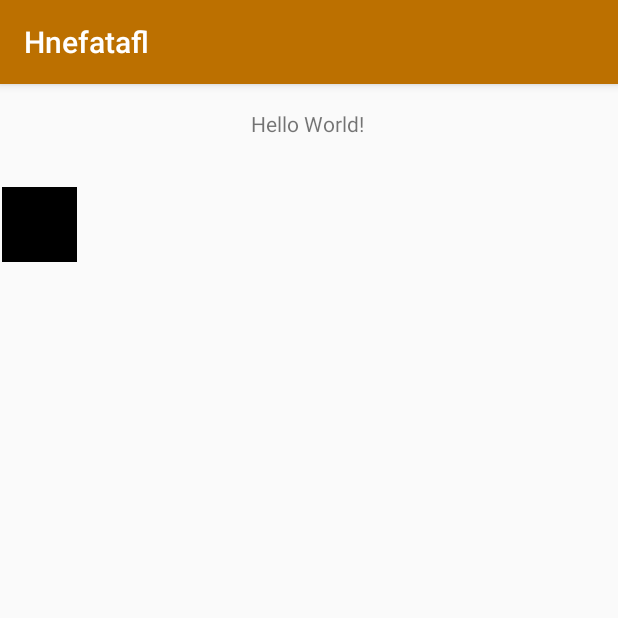
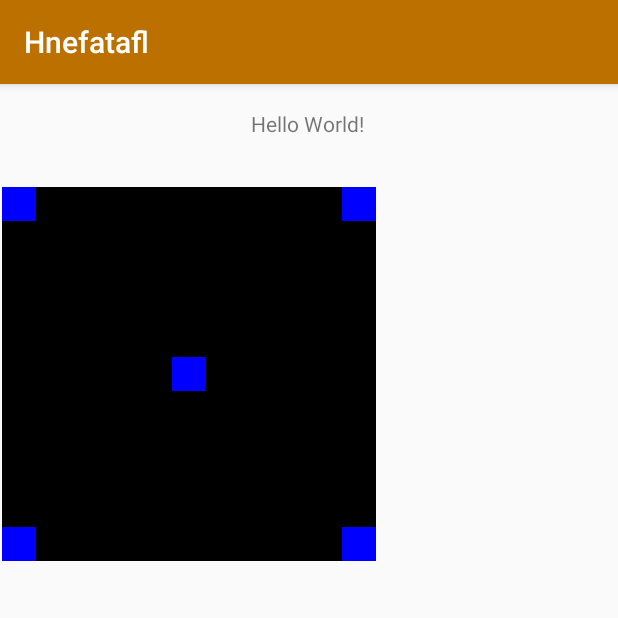
Before and after one commit to shirleywbi/Hnefatafl, an Android app: the screen it shows after launch (MainActivity), on a phone screen of 412 x 824 dp, the top half of it. Run offline under Robolectric (Android 15) with nearby library versions, the phone set to English and light mode, and no system bars.

Commit message:
update board layout

```diff
--- a/app/src/main/java/com/shirleywbi/hnefatafl/ui/BoardCellView.kt
+++ b/app/src/main/java/com/shirleywbi/hnefatafl/ui/BoardCellView.kt
@@ -4,20 +4,19 @@ import android.content.Context
 import android.graphics.Color
 import android.util.AttributeSet
 import android.view.View
-import android.view.ViewGroup
-import com.shirleywbi.hnefatafl.util.getDps
+import android.widget.RelativeLayout
 
-class BoardCellView : View {
+open class BoardCellView : View {
 
-    constructor(context: Context) : this(context, null)
+    constructor(size: Int, context: Context) : this(size, context, null)
 
-    constructor(context: Context, attrs: AttributeSet?) : super(context, attrs) {
-        initialize(context, attrs)
+    constructor(size: Int, context: Context, attrs: AttributeSet?) : super(context, attrs) {
+        setDimensions(size)
+        this.setBackgroundColor(Color.BLACK)
     }
 
-    private fun initialize(context: Context, attrs: AttributeSet?) {
-        val length: Int = getDps(50, this)
-        this.layoutParams = ViewGroup.LayoutParams(length, length)
-        this.setBackgroundColor(Color.BLACK)
+    fun setDimensions(size: Int) {
+        val params = RelativeLayout.LayoutParams(size, size)
+        this.layoutParams = params
     }
 }
--- /dev/null
+++ b/app/src/main/java/com/shirleywbi/hnefatafl/ui/BoardRestrictedCellView.kt
@@ -0,0 +1,15 @@
+package com.shirleywbi.hnefatafl.ui
+
+import android.content.Context
+import android.graphics.Color
+import android.util.AttributeSet
+
+class BoardRestrictedCellView : BoardCellView {
+
+    constructor(size: Int, context: Context) : this(size, context, null)
+
+    constructor(size: Int, context: Context, attrs: AttributeSet?) : super(size, context, attrs) {
+        super.setDimensions(size)
+        this.setBackgroundColor(Color.BLUE)
+    }
+}
--- a/app/src/main/java/com/shirleywbi/hnefatafl/ui/BoardView.kt
+++ b/app/src/main/java/com/shirleywbi/hnefatafl/ui/BoardView.kt
@@ -1,8 +1,10 @@
 package com.shirleywbi.hnefatafl.ui
 
 import android.content.Context
+import android.graphics.Color
 import android.util.AttributeSet
 import androidx.constraintlayout.widget.ConstraintLayout
+import com.shirleywbi.hnefatafl.util.getDps
 
 class BoardView : ConstraintLayout {
 
@@ -15,11 +17,19 @@ class BoardView : ConstraintLayout {
     private fun initialize(context: Context, attrs: AttributeSet?) {
         var cells: ArrayList<BoardCellView> = arrayListOf()
 
+        // TODO: Get actual width
+        // TODO: DPS is uneven, may need absolute but flexible board as a whole
+        val size: Int = getDps(250, this) / 11
+
         for (x in 0..10) {
             for (y in 0..10) {
-                val cell = BoardCellView(context)
-                cell.tag = "$x-$y"
-                cells.add(BoardCellView(context))
+                var cell: BoardCellView = if ((x == 0 && y == 0) || (x == 10 && y == 0) ||
+                    (x == 0 && y == 10) || (x == 10 && y == 10) || (x == 5 && y == 5))
+                    BoardRestrictedCellView(size, context) else BoardCellView(size, context)
+                cell.tag = "cell-$x-$y"
+                cell.x = (x * size).toFloat()
+                cell.y = (y * size).toFloat()
+                cells.add(cell)
             }
         }
 
```
